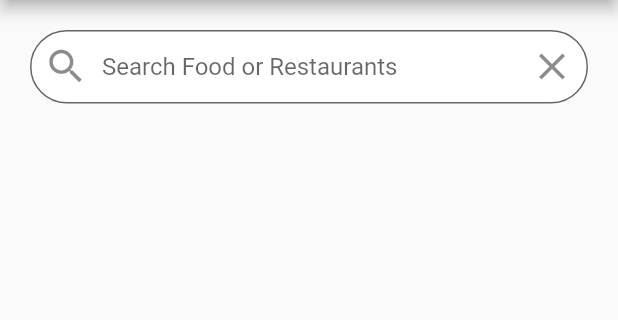
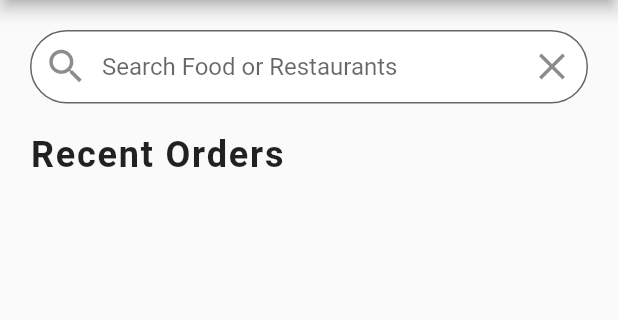
Before and after one commit to zainahmed0597/flutter_food_delivery_ui, a Flutter app: the screen it shows after launch, on a phone screen of 412 x 824 dp, the part 84-404 px from its top. Run offline on Flutter 3.47's test engine with Material 2 defaults, Android fonts, the phone set to English and light mode, and no system bars.

Commit message:
working on recent_orders UI

```diff
--- a/lib/screen/home_screen.dart
+++ b/lib/screen/home_screen.dart
@@ -1,5 +1,6 @@
 import 'package:flutter/material.dart';
 import 'package:flutter_food_delivery_ui/data/data.dart';
+import 'package:flutter_food_delivery_ui/widgets/recent_order.dart';
 
 class HomeScreen extends StatefulWidget {
   @override
@@ -33,7 +34,8 @@ class _HomeScreenState extends State<HomeScreen> {
           child: TextField(
             decoration: InputDecoration(
                 contentPadding: EdgeInsets.symmetric(vertical: 15.0),
-                fillColor: Colors.white,filled: true,
+                fillColor: Colors.white,
+                filled: true,
                 border: OutlineInputBorder(
                   borderRadius: BorderRadius.circular(30.0),
                   borderSide: BorderSide(width: 0.8),
@@ -52,6 +54,7 @@ class _HomeScreenState extends State<HomeScreen> {
                 hintText: 'Search Food or Restaurants'),
           ),
         ),
+        RecentOrders(),
       ]),
     );
   }
--- /dev/null
+++ b/lib/widgets/recent_order.dart
@@ -0,0 +1,22 @@
+import 'package:flutter/material.dart';
+
+class RecentOrders extends StatelessWidget {
+  @override
+  Widget build(BuildContext context) {
+    return Column(
+      crossAxisAlignment: CrossAxisAlignment.start,
+      children: [
+        Padding(
+          padding: const EdgeInsets.symmetric(horizontal: 20.0),
+          child: Text(
+            'Recent Orders',
+            style: TextStyle(
+                fontSize: 24.0,
+                fontWeight: FontWeight.w600,
+                letterSpacing: 1.2),
+          ),
+        ),
+      ],
+    );
+  }
+}
```
